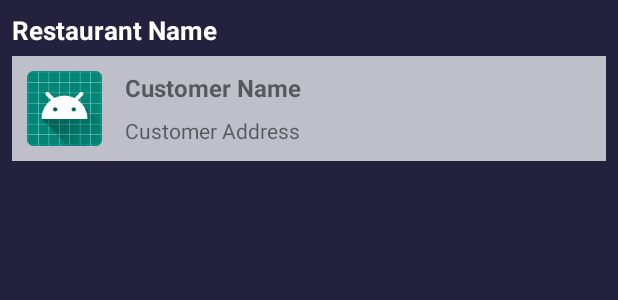
After one commit to Kgotso-Koete/foodTasker-customer-driver-mobile-app, an Android app: the layout list_item_order_history.xml on its own in the app's theme, with its tools: preview values and no code run, on a phone screen of 412 x 824 dp. The commit adds this screen. Shown: the top 300 px of the screen. Run offline under Robolectric (Android 15) with nearby library versions, the phone set to English and light mode, and no system bars; network calls fail.

Commit message:
Add order history with customer information only

```diff
--- a/app/src/main/java/com/example/foodtasker/Activities/DriverMainActivity.java
+++ b/app/src/main/java/com/example/foodtasker/Activities/DriverMainActivity.java
@@ -28,6 +28,7 @@ import com.android.volley.toolbox.Volley;
 import com.example.foodtasker.Utils.CircleTransform;
 import com.example.foodtasker.Fragments.DeliveryFragment;
 import com.example.foodtasker.Fragments.OrderListFragment;
+import com.example.foodtasker.Fragments.OrderHistoryFragment;
 import com.example.foodtasker.R;
 import com.example.foodtasker.Fragments.StatisticFragment;
 import com.squareup.picasso.Picasso;
@@ -80,6 +81,8 @@ public class DriverMainActivity extends AppCompatActivity {
                             transaction.replace(R.id.content_frame, new DeliveryFragment()).commit();
                         } else if (id == R.id.nav_statistic) {
                             transaction.replace(R.id.content_frame, new StatisticFragment()).commit();
+                        } else if (id == R.id.nav_driver_order_history) {
+                            transaction.replace(R.id.content_frame, new OrderHistoryFragment()).commit();
                         } else if (id == R.id.nav_logout) {
                             logoutToServer(sharedPref.getString("token", ""));
                             SharedPreferences.Editor editor = sharedPref.edit();
--- /dev/null
+++ b/app/src/main/res/layout/list_item_order_history.xml
@@ -0,0 +1,57 @@
+<LinearLayout xmlns:android="http://schemas.android.com/apk/res/android"
+    xmlns:app="http://schemas.android.com/apk/res-auto"
+    xmlns:tools="http://schemas.android.com/tools"
+    android:layout_width="match_parent"
+    android:layout_height="match_parent"
+    android:background="@color/colorPrimaryDark"
+    android:orientation="vertical"
+    android:padding="8dp">
+
+    <TextView
+        android:id="@+id/restaurant_name"
+        android:layout_width="match_parent"
+        android:layout_height="wrap_content"
+        android:text="@string/restaurant_name_"
+        android:textColor="@android:color/white"
+        android:textSize="17sp"
+        android:textStyle="bold" />
+
+    <android.support.constraint.ConstraintLayout
+        android:layout_width="match_parent"
+        android:layout_height="wrap_content"
+        android:layout_marginTop="5dp"
+        android:background="@color/colorPrimaryLight"
+        android:padding="10dp">
+
+        <ImageView
+            android:id="@+id/customer_image"
+            android:layout_width="50dp"
+            android:layout_height="50dp"
+            app:layout_constraintBottom_toBottomOf="parent"
+            app:layout_constraintStart_toStartOf="parent"
+            app:layout_constraintTop_toTopOf="parent"
+            app:srcCompat="@mipmap/ic_launcher"
+            android:contentDescription="@string/customer_profile_image" />
+
+        <TextView
+            android:id="@+id/customer_name"
+            android:layout_width="wrap_content"
+            android:layout_height="wrap_content"
+            android:layout_marginStart="15dp"
+            android:text="@string/customer_name_"
+            android:textSize="16sp"
+            android:textStyle="bold"
+            app:layout_constraintStart_toEndOf="@+id/customer_image"
+            app:layout_constraintTop_toTopOf="parent" />
+
+        <TextView
+            android:id="@+id/customer_address"
+            android:layout_width="wrap_content"
+            android:layout_height="wrap_content"
+            android:layout_marginStart="15dp"
+            android:layout_marginTop="8dp"
+            android:text="@string/customer_address_"
+            app:layout_constraintStart_toEndOf="@+id/customer_image"
+            app:layout_constraintTop_toBottomOf="@+id/customer_name" />
+    </android.support.constraint.ConstraintLayout>
+</LinearLayout>
--- a/app/src/main/res/values/strings.xml
+++ b/app/src/main/res/values/strings.xml
@@ -44,6 +44,7 @@
     <string name="customer_name_">Customer Name</string>
     <string name="customer_profile_image">Customer image</string>
     <string name="customer_address_">Customer Address</string>
+    <string name="order_total_">Delivery Date</string>
     <string name="complete_order_">COMPLETE ORDER</string>
     <string name="facebook_app_id">2600629376689417</string>
     <string name="fb_login_protocol_scheme">fb2600629376689417</string>
```
Also changed, not shown: app/src/main/java/com/example/foodtasker/Adapters/OrderHistoryAdapter.java (added, +88 -0 lines), app/src/main/java/com/example/foodtasker/Fragments/OrderHistoryFragment.java (added, +115 -0 lines), app/src/main/res/layout/fragment_order_history.xml (added, +12 -0 lines).
